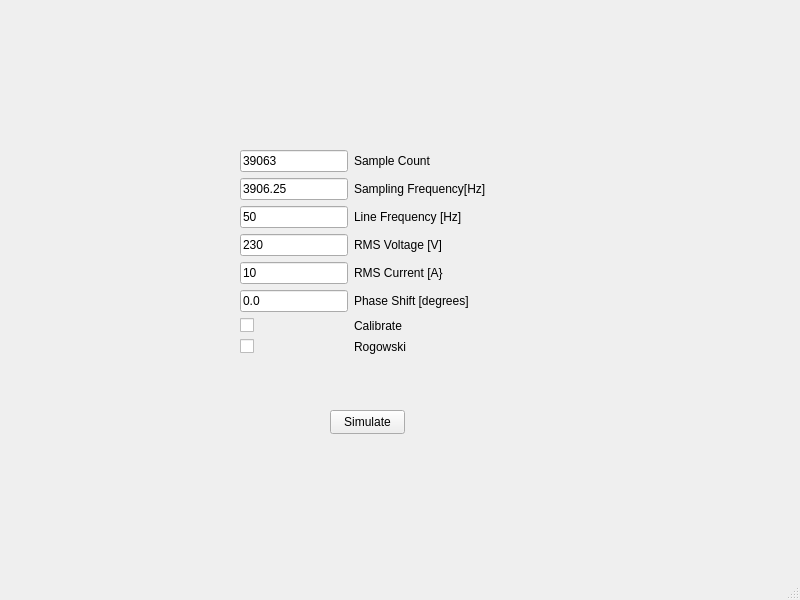
lwray-renesas/LMA, file examples/windows/src/mainwindow.ui: the form before one commit.
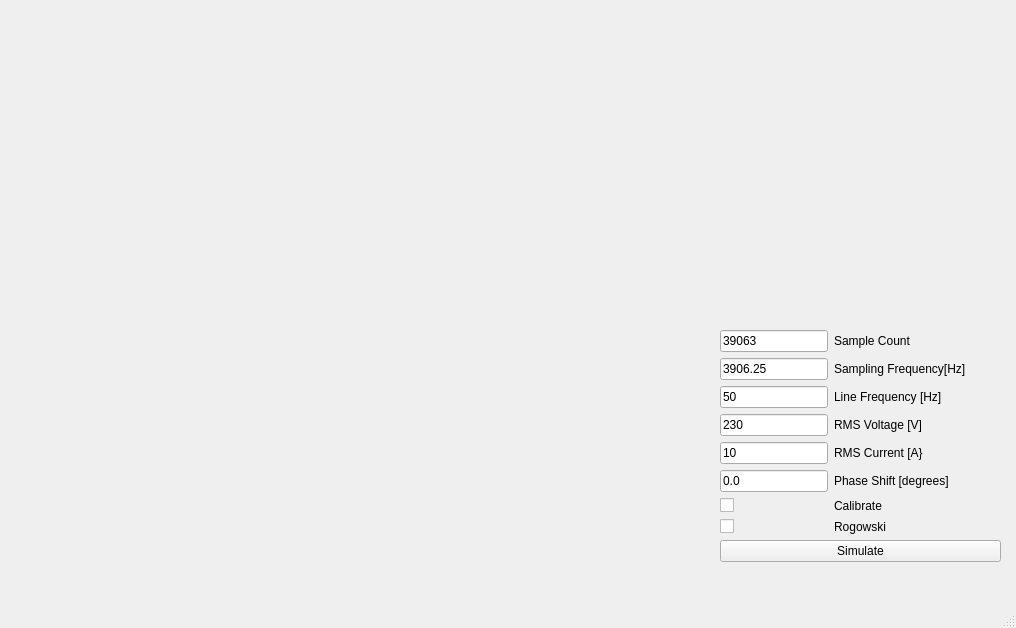
The form after the commit.

The edit to the form file:
```diff
--- a/examples/windows/src/mainwindow.ui
+++ b/examples/windows/src/mainwindow.ui
@@ -6,8 +6,8 @@
    <rect>
     <x>0</x>
     <y>0</y>
-    <width>800</width>
-    <height>600</height>
+    <width>1016</width>
+    <height>628</height>
    </rect>
   </property>
   <property name="windowTitle">
@@ -17,10 +17,10 @@
    <widget class="QWidget" name="formLayoutWidget">
     <property name="geometry">
      <rect>
-      <x>240</x>
-      <y>150</y>
+      <x>720</x>
+      <y>330</y>
       <width>281</width>
-      <height>231</height>
+      <height>238</height>
      </rect>
     </property>
     <layout class="QFormLayout" name="formLayout">
@@ -80,13 +80,6 @@
        </property>
       </widget>
      </item>
-     <item row="6" column="1">
-      <widget class="QLabel" name="calibrate_label">
-       <property name="text">
-        <string>Calibrate</string>
-       </property>
-      </widget>
-     </item>
      <item row="7" column="1">
       <widget class="QLabel" name="rogowski_label">
        <property name="text">
@@ -136,20 +129,31 @@
        </property>
       </widget>
      </item>
+     <item row="8" column="0" colspan="2">
+      <widget class="QPushButton" name="simulate_button">
+       <property name="text">
+        <string>Simulate</string>
+       </property>
+      </widget>
+     </item>
+     <item row="6" column="1">
+      <widget class="QLabel" name="calibrate_label">
+       <property name="text">
+        <string>Calibrate</string>
+       </property>
+      </widget>
+     </item>
     </layout>
    </widget>
-   <widget class="QPushButton" name="simulate_button">
+   <widget class="QWidget" name="graph_widget" native="true">
     <property name="geometry">
      <rect>
-      <x>330</x>
-      <y>410</y>
-      <width>75</width>
-      <height>24</height>
+      <x>29</x>
+      <y>19</y>
+      <width>681</width>
+      <height>551</height>
      </rect>
     </property>
-    <property name="text">
-     <string>Simulate</string>
-    </property>
    </widget>
   </widget>
   <widget class="QMenuBar" name="menubar">
@@ -157,7 +161,7 @@
     <rect>
      <x>0</x>
      <y>0</y>
-     <width>800</width>
+     <width>1016</width>
      <height>22</height>
     </rect>
    </property>
```
